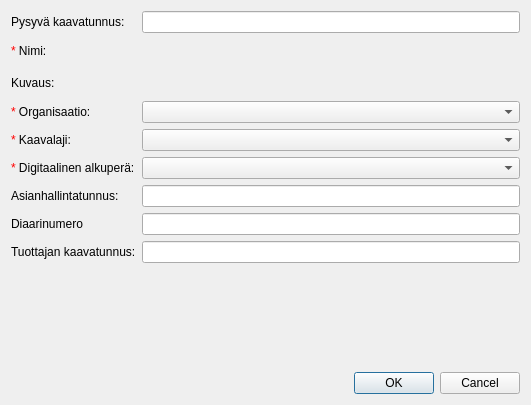
Old version of the form arho_feature_template/gui/dialogs/plan_matter_attribute_form.ui in the repository GispoCoding/arho-qgis-plugin.
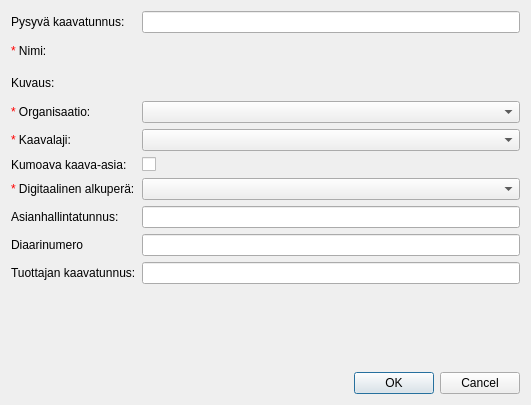
New version of the form. Custom widgets are drawn as their Qt base class.

Commit message: Add the repealing flag to the plan matter dialog

The edit to the form file:
```diff
--- a/arho_feature_template/gui/dialogs/plan_matter_attribute_form.ui
+++ b/arho_feature_template/gui/dialogs/plan_matter_attribute_form.ui
@@ -69,28 +69,28 @@
        </property>
       </widget>
      </item>
-     <item row="5" column="0">
+     <item row="6" column="0">
       <widget class="QLabel" name="digital_origin_label">
        <property name="text">
         <string>&lt;html&gt;&lt;head/&gt;&lt;body&gt;&lt;p&gt;&lt;span style=&quot; color:#ff0000;&quot;&gt;* &lt;/span&gt;Digitaalinen alkuperä:&lt;/p&gt;&lt;/body&gt;&lt;/html&gt;</string>
        </property>
       </widget>
      </item>
-     <item row="6" column="0">
+     <item row="7" column="0">
       <widget class="QLabel" name="case_id_label">
        <property name="text">
         <string>Asianhallintatunnus:</string>
        </property>
       </widget>
      </item>
-     <item row="7" column="0">
+     <item row="8" column="0">
       <widget class="QLabel" name="record_number_label">
        <property name="text">
         <string>Diaarinumero</string>
        </property>
       </widget>
      </item>
-     <item row="8" column="0">
+     <item row="9" column="0">
       <widget class="QLabel" name="producers_id_label">
        <property name="text">
         <string>Tuottajan kaavatunnus:</string>
@@ -103,16 +103,36 @@
      <item row="4" column="1">
       <widget class="HierarchicalCodeComboBox" name="plan_type_combo_box"/>
      </item>
-     <item row="5" column="1">
-      <widget class="HierarchicalCodeComboBox" name="digital_origin_combo_box"/>
-     </item>
      <item row="6" column="1">
-      <widget class="QLineEdit" name="case_id_edit"/>
+      <widget class="HierarchicalCodeComboBox" name="digital_origin_combo_box"/>
+     </item>
+     <item row="5" column="0">
+      <widget class="QLabel" name="repealing_label">
+       <property name="toolTip">
+        <string>Kaava-asian kaavat kumoavat ne voimassa olevat saman kaavalajin kaavat, joiden alueelle ne osuvat. Kumoamistiedot täytetään automaattisesti.</string>
+       </property>
+       <property name="text">
+        <string>Kumoava kaava-asia:</string>
+       </property>
+      </widget>
+     </item>
+     <item row="5" column="1">
+      <widget class="QCheckBox" name="repealing_check_box">
+       <property name="toolTip">
+        <string>Kaava-asian kaavat kumoavat ne voimassa olevat saman kaavalajin kaavat, joiden alueelle ne osuvat. Kumoamistiedot täytetään automaattisesti.</string>
+       </property>
+       <property name="text">
+        <string/>
+       </property>
+      </widget>
      </item>
      <item row="7" column="1">
-      <widget class="QLineEdit" name="record_number_edit"/>
+      <widget class="QLineEdit" name="case_id_edit"/>
      </item>
      <item row="8" column="1">
+      <widget class="QLineEdit" name="record_number_edit"/>
+     </item>
+     <item row="9" column="1">
       <widget class="QLineEdit" name="producers_id_edit"/>
      </item>
      <item row="1" column="1">
```
The commit also changes 5 other files.
